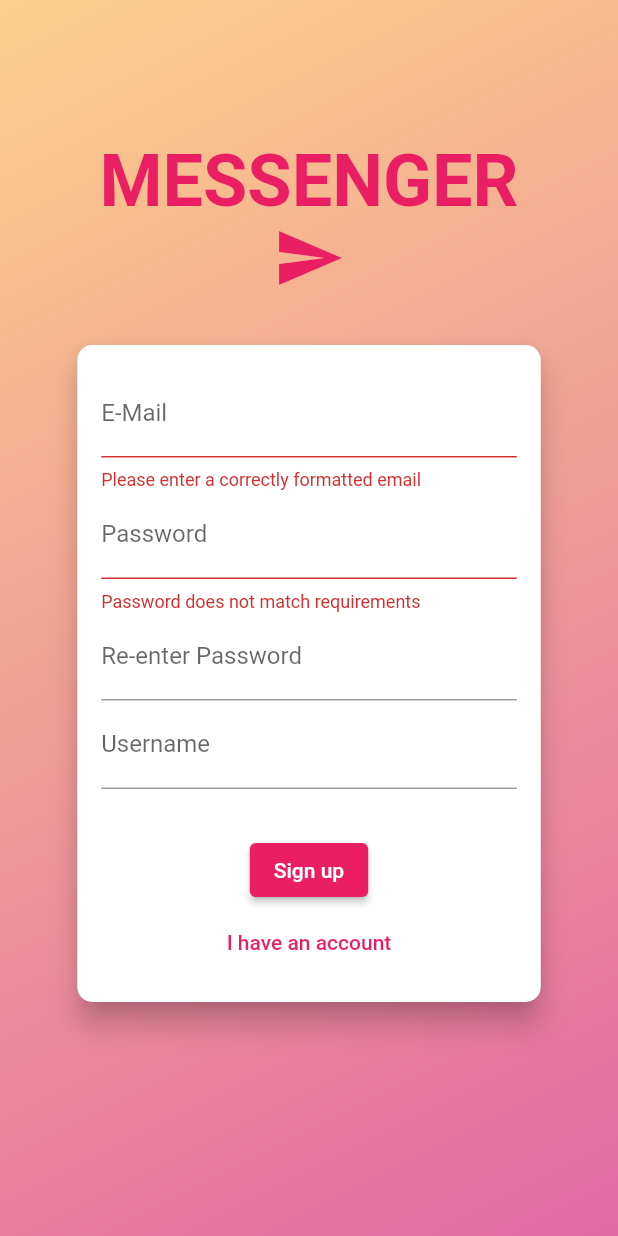
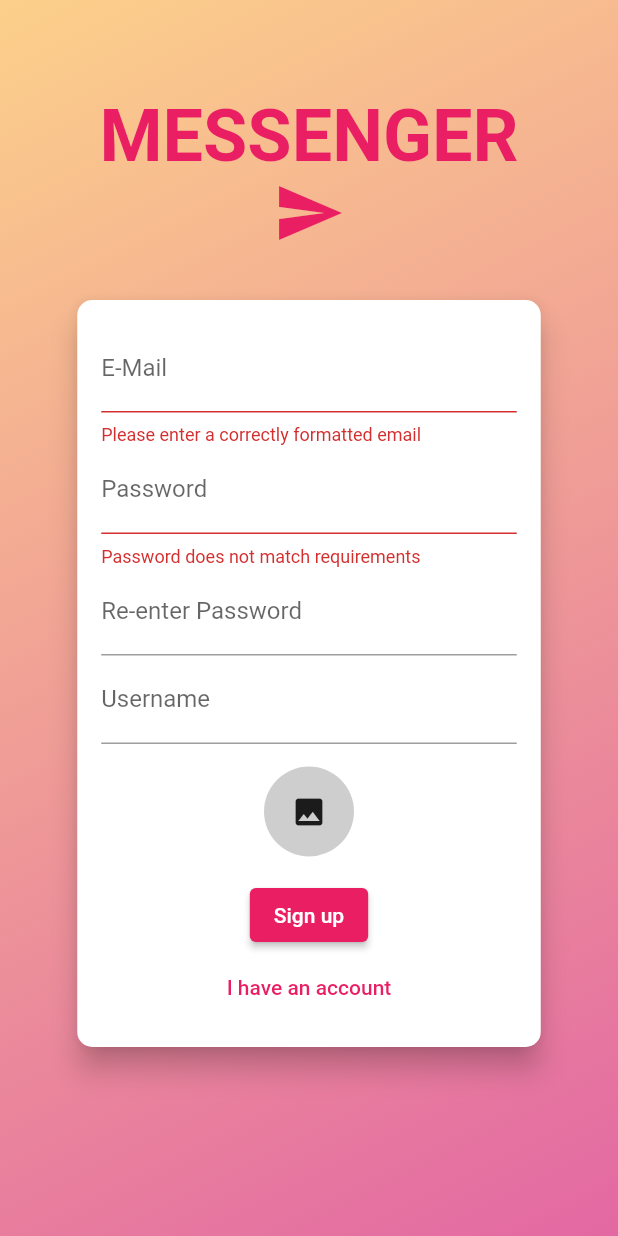
Before and after one commit to NguyenCongTam1807/Simple-Chat-App, a Flutter app: the screen it shows after launch, after a tap on "Login", after a tap on "Create an account", on a phone screen of 412 x 824 dp. Run offline on Flutter 3.47's test engine with Material 2 defaults, Android fonts, the phone set to English and light mode, and no system bars; our stand-ins replace cloud_firestore, firebase_auth, firebase_core, firebase_storage, image_picker; accounts and stored records are empty.

Commit message:
Uploading & displaying user avatar

```diff
--- a/lib/main.dart
+++ b/lib/main.dart
@@ -1,5 +1,6 @@
 import 'package:chat_app/screens/auth_screen.dart';
 import 'package:chat_app/screens/chat_screen.dart';
+import 'package:cloud_firestore/cloud_firestore.dart';
 import 'package:firebase_auth/firebase_auth.dart';
 import 'package:firebase_core/firebase_core.dart';
 import 'package:flutter/material.dart';
@@ -20,6 +21,7 @@ class MyApp extends StatelessWidget {
   // This widget is the root of your application.
   @override
   Widget build(BuildContext context) {
+    final auth = FirebaseAuth.instance;
     return MaterialApp(
       debugShowCheckedModeBanner: false,
       title: 'Flutter Demo',
@@ -33,10 +35,24 @@ class MyApp extends StatelessWidget {
               shape: RoundedRectangleBorder(
                   borderRadius: BorderRadius.circular(20)))),
       home: StreamBuilder(
-        stream: FirebaseAuth.instance.authStateChanges(),
+        stream: auth.authStateChanges(),
         builder: (ctx, snapshot) {
           if (snapshot.hasData) {
-            return const ChatScreen();
+            return FutureBuilder(
+              future: FirebaseFirestore.instance
+                  .collection('users')
+                  .doc(auth.currentUser?.uid ?? "")
+                  .get()
+                  .then((value) {
+                return value.data()?['username'];
+              }),
+              builder: (BuildContext context, AsyncSnapshot<dynamic> snapshot) {
+                if (snapshot.connectionState == ConnectionState.waiting) {
+                  return const Center(child: CircularProgressIndicator());
+                }
+                return ChatScreen(snapshot.data);
+              },
+            );
           }
           return const AuthScreen();
         },
--- a/lib/widgets/auth/auth_form.dart
+++ b/lib/widgets/auth/auth_form.dart
@@ -1,4 +1,7 @@
+import 'dart:io';
+
 import 'package:chat_app/common/dialogs.dart';
+import 'package:chat_app/widgets/pickers/user_avatar_picker.dart';
 import 'package:flutter/material.dart';
 
 class AuthForm extends StatefulWidget {
@@ -6,6 +9,7 @@ class AuthForm extends StatefulWidget {
       {required String email,
       required String password,
       required String username,
+      required File? avatar,
       required bool isLogin}) submitAuthForm;
   const AuthForm(this.submitAuthForm, {Key? key}) : super(key: key);
 
@@ -24,6 +28,8 @@ class _AuthFormState extends State<AuthForm>
   var _username = '';
   var _email = '';
   var _password = '';
+
+  File? _userAvatarFile;
 
   late AnimationController _expandController;
   late Animation<double> _sizeAnimation;
@@ -55,12 +61,21 @@ class _AuthFormState extends State<AuthForm>
     if (_formKey.currentState?.validate() == false) {
       return;
     }
+    if (_userAvatarFile == null && _authMode == AuthMode.signUp) {
+      showErrorDialog(context, 'Please add an avatar');
+      return;
+    }
     _formKey.currentState?.save();
     widget.submitAuthForm(
         username: _username,
         email: _email,
         password: _password,
+        avatar: _userAvatarFile,
         isLogin: _authMode == AuthMode.login);
+  }
+
+  void _pickImage(File image) {
+    _userAvatarFile = image;
   }
 
   @override
@@ -85,7 +100,7 @@ class _AuthFormState extends State<AuthForm>
                   keyboardType: TextInputType.emailAddress,
                   validator: (value) {
                     final regExp =
-                    RegExp("^[\\w-\\.]+@([\\w-]+\\.)+[\\w-]{2,4}\$");
+                        RegExp("^[\\w-\\.]+@([\\w-]+\\.)+[\\w-]{2,4}\$");
                     if (value != null && regExp.hasMatch(value)) {
                       return null;
                     }
@@ -120,17 +135,20 @@ class _AuthFormState extends State<AuthForm>
                             labelText: 'Re-enter Password'),
                         obscureText: true,
                         validator: (value) {
-                          if (_authMode == AuthMode.login || value == _passwordController.text) {
+                          if (_authMode == AuthMode.login ||
+                              value == _passwordController.text) {
                             return null;
                           }
                           return 'Passwords do not match';
                         },
                       ),
                       TextFormField(
-                        decoration: const InputDecoration(labelText: 'Username'),
+                        decoration:
+                            const InputDecoration(labelText: 'Username'),
                         validator: (value) {
                           final regExp = RegExp("^[a-zA-Z0-9@.]{4,}\$");
-                          if (_authMode == AuthMode.login || (value != null && regExp.hasMatch(value))) {
+                          if (_authMode == AuthMode.login ||
+                              (value != null && regExp.hasMatch(value))) {
                             return null;
                           }
                           return 'Invalid username';
@@ -139,11 +157,15 @@ class _AuthFormState extends State<AuthForm>
                           _username = value ?? "";
                         },
                       ),
+                      const SizedBox(
+                        height: 15,
+                      ),
+                      UserAvatarPicker(_pickImage),
                     ],
                   ),
                 ),
                 const SizedBox(
-                  height: 30,
+                  height: 15,
                 ),
                 ElevatedButton(
                     onPressed: _submit,
--- a/lib/widgets/chat/messages.dart
+++ b/lib/widgets/chat/messages.dart
@@ -1,6 +1,5 @@
 import 'package:chat_app/widgets/chat/message_bubble.dart';
 import 'package:cloud_firestore/cloud_firestore.dart';
-import 'package:firebase_auth/firebase_auth.dart';
 import 'package:flutter/material.dart';
 
 class Messages extends StatelessWidget {
@@ -29,7 +28,7 @@ class Messages extends StatelessWidget {
                 return MessageBubble(
                   text: messageData?['text'],
                   userId: messageData?['userId']??"",
-                  username: messageData?['username']??"",
+                  imageUrl: messageData?['image_url'],
                   key: ValueKey(documents?[index].id),
                 );
               });
--- a/lib/widgets/chat/new_message.dart
+++ b/lib/widgets/chat/new_message.dart
@@ -20,7 +20,7 @@ class _NewMessageState extends State<NewMessage> {
         FirebaseFirestore.instance.collection('chat').add({
           'text': _messageController.text,
           'userId': FirebaseAuth.instance.currentUser?.uid,
-          'username': userData['username'],
+          'image_url': userData['image_url'],
           'createdAt':
               DateFormat('yyyy-MM-dd, hh:mm:ss.SSS').format(DateTime.now())
         });
--- /dev/null
+++ b/lib/widgets/pickers/user_avatar_picker.dart
@@ -0,0 +1,53 @@
+import 'dart:io';
+
+import 'package:flutter/material.dart';
+import 'package:image_picker/image_picker.dart';
+
+class UserAvatarPicker extends StatefulWidget {
+  final Function(File image) pickImageFn;
+
+  const UserAvatarPicker(this.pickImageFn, {Key? key}) : super(key: key);
+
+  @override
+  State<UserAvatarPicker> createState() => _UserAvatarPickerState();
+}
+
+class _UserAvatarPickerState extends State<UserAvatarPicker> {
+  File? avatar;
+
+  Future<void> _pickImage() async {
+    final image = await ImagePicker().pickImage(
+        source: ImageSource.gallery,
+        maxWidth: 120,
+      maxHeight: 120
+    );
+    if (image != null) {
+      setState(() {
+        avatar = File(image.path);
+      });
+      widget.pickImageFn(avatar!);
+    }
+  }
+
+  @override
+  Widget build(BuildContext context) {
+    return Container(
+      width: 60,
+      height: 60,
+      decoration: BoxDecoration(
+        shape: BoxShape.circle,
+        color: Colors.grey.withOpacity(0.5),
+      ),
+      child: InkWell(
+        customBorder: const CircleBorder(),
+        onTap: _pickImage,
+        splashColor: Theme.of(context).primaryColor,
+        child: avatar == null
+            ? const Icon(Icons.image)
+            : CircleAvatar(
+                backgroundImage: FileImage(avatar!),
+              ),
+      ),
+    );
+  }
+}
--- a/pubspec.yaml
+++ b/pubspec.yaml
@@ -39,6 +39,8 @@ dependencies:
   cloud_firestore: ^4.4.4
   intl: ^0.17.0
   firebase_auth: ^4.2.10
+  image_picker: ^0.8.7
+  firebase_storage: ^11.0.16
 
 dev_dependencies:
   flutter_test:
```
Also changed, not shown: lib/screens/auth_screen.dart (+40 -17 lines), lib/screens/chat_screen.dart (+6 -5 lines), lib/widgets/chat/message_bubble.dart (+18 -11 lines), pubspec.lock.
